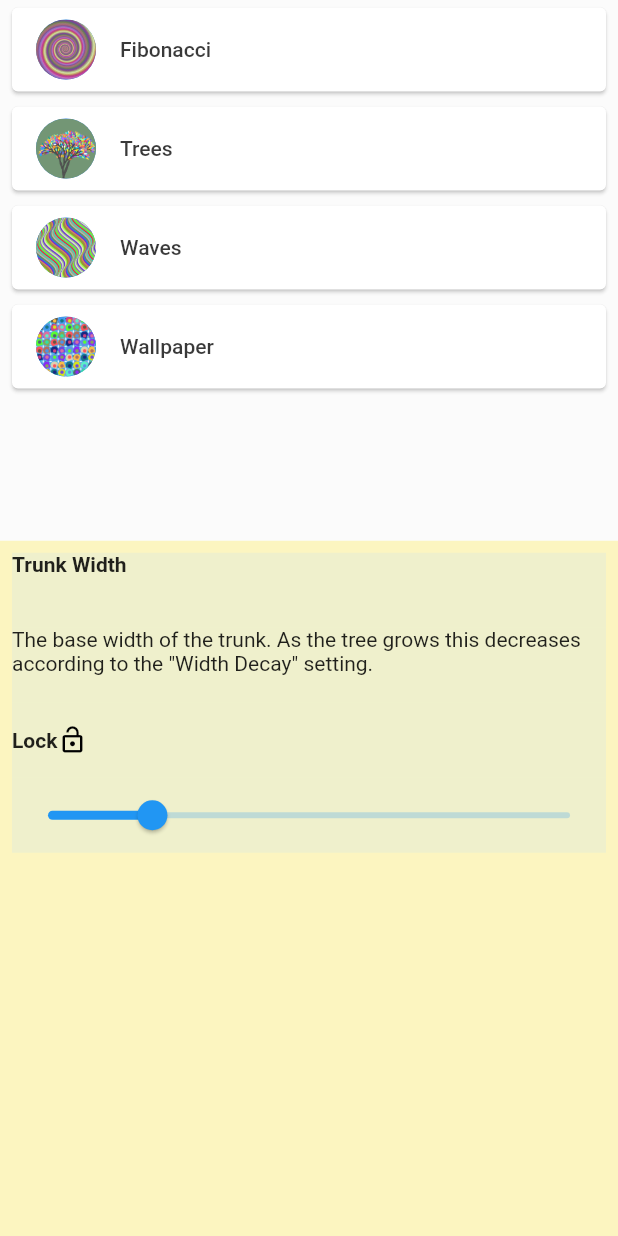
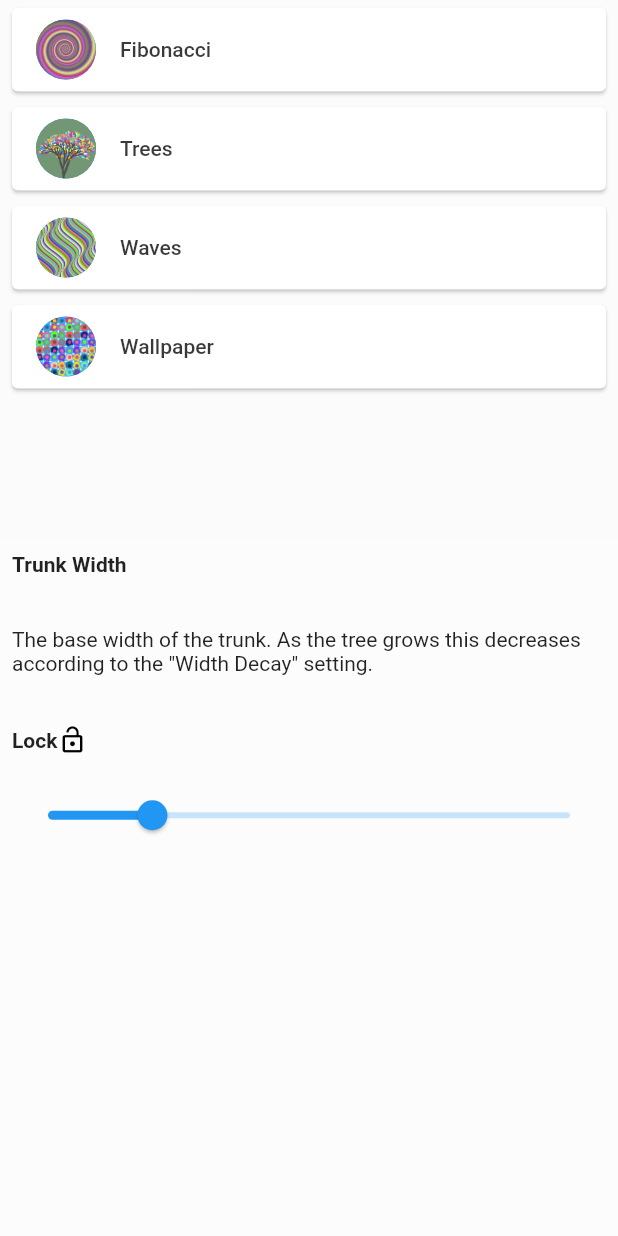
Before and after one commit to baldfatchris/opart_v2, a Flutter app: the screen it shows after launch, item 2 of the bottom bar chosen, in the side drawer, after a tap on "trunk width", on a phone screen of 412 x 824 dp. Run offline on Flutter 3.47's test engine with Material 2 defaults, Android fonts, the phone set to English and light mode, and no system bars; drawn by our look-alikes of screenshot; our stand-ins replace bloc, flutter_bloc, flutter_colorpicker, flutter_spinkit, share; missing offline and left inert: shake.

Commit message:
added settingsmodel

```diff
--- /dev/null
+++ b/lib/model.dart
@@ -0,0 +1,23 @@
+import 'dart:core';
+
+import 'package:flutter/material.dart';
+
+class SettingsModel{
+  String name;
+  enum Type {
+  doubleSlider,
+  intSlider,
+  boolean,
+  dropDownList
+
+};
+  Type type;
+String label;
+  String tooltip;
+  Icon icon;
+  double min;
+  double max;
+  var defaultValue;
+  SettingsModel(this.name, this.type, this.label, this.tooltip,
+this.icon, this.min, this.max, this.defaultValue)
+}
--- a/lib/opart_fibonacci.dart
+++ b/lib/opart_fibonacci.dart
@@ -6,7 +6,7 @@ import 'package:screenshot/screenshot.dart';
 import 'package:shake/shake.dart';
 import 'package:opart_v2/setting_slider.dart';
 import 'package:opart_v2/setting_dropdown.dart';
-
+import 'model.dart';
 
 Random rnd;
 
@@ -20,7 +20,8 @@ List Palettes = [
 class Fibonacci {
 
   // image settings
-  double angleIncrement;
+ // double angleIncrement;
+  SettingsModel angleIncrement;
   double flowerFill;
   double petalToRadius;
   double ratio;
--- a/lib/opart_tree.dart
+++ b/lib/opart_tree.dart
@@ -1537,15 +1537,17 @@ class _OpArtTreeStudioState extends State<OpArtTreeStudio> {
     }
     void _showBottomSheetSettings(context) {
 
-      showModalBottomSheet(
+      showModalBottomSheet(backgroundColor: Colors.white.withOpacity(0.3),
           barrierColor: Colors.white.withOpacity(0.1),
           context: context,
           builder: (BuildContext bc) {
            return StatefulBuilder(
               builder: (BuildContext context, setLocalState){
-             return Container(
-                 decoration: new BoxDecoration(color: Colors.yellow.withOpacity(0.3),),
-               height: 500,
+             return Column(
+               children: <Widget>[
+                 Container(
+
+                   height: 200,
 
 
                    child: settingsSlider2(
@@ -1567,6 +1569,9 @@ class _OpArtTreeStudioState extends State<OpArtTreeStudio> {
                        });
                      },
                    ),
+                 ),
+                 Container(height: 100)
+               ],
              );
               });
 
--- a/lib/setting_slider2.dart
+++ b/lib/setting_slider2.dart
@@ -26,7 +26,7 @@ class _settingsSlider2State extends State<settingsSlider2> {
       children: <Widget>[
         Container(
           height: 50,
-          color: Colors.blue[100].withOpacity(0.2),
+
           child: Text(
             widget.label,
             style: widget.locked ? TextStyle(fontWeight: FontWeight.normal) : TextStyle(fontWeight: FontWeight.bold),
@@ -34,7 +34,7 @@ class _settingsSlider2State extends State<settingsSlider2> {
         ),
         Container(
           height: 50,
-          color: Colors.blue[100].withOpacity(0.2),
+
           child: Text(
             widget.tooltip,
             style: TextStyle(fontWeight: FontWeight.normal),
@@ -42,7 +42,7 @@ class _settingsSlider2State extends State<settingsSlider2> {
         ),
         Container(
           height: 50,
-            color: Colors.blue[100].withOpacity(0.2),
+
           child: Row(
             children:[
               Text(
@@ -59,7 +59,7 @@ class _settingsSlider2State extends State<settingsSlider2> {
         ),
         Container(
           height: 50,
-          color: Colors.blue[100].withOpacity(0.2),
+
           child:   Slider(
             value: widget.currentValue,
             min: widget.min,
```
Lines whose indentation alone changed are shown as unchanged.
